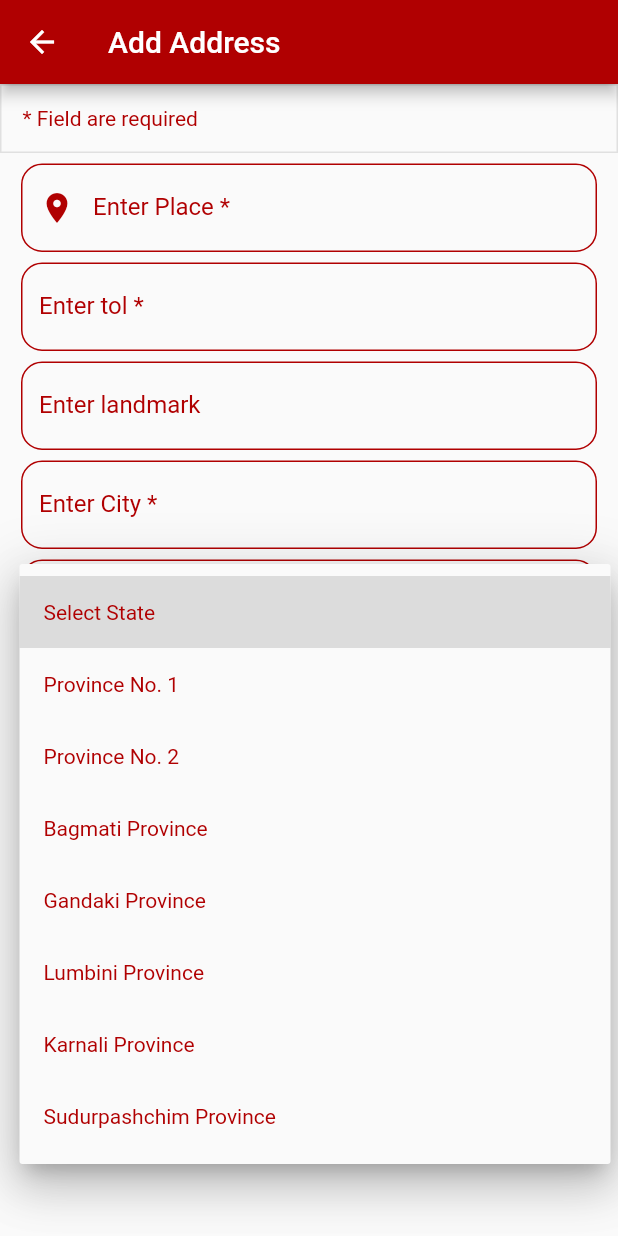
After one commit to subashkhatri36/getx_patthen_rasanmart, a Flutter app: the AddAddressView screen opened by its route, after a tap on "Select State", on a phone screen of 412 x 824 dp. The commit adds this screen. Run offline on Flutter 3.47's test engine with Material 2 defaults, Android fonts, the phone set to English and light mode, and no system bars; our stand-ins replace cached_network_image, carousel_slider, cloud_firestore, dartz, firebase_auth, firebase_core and 7 more; missing offline and left inert: dart:ffi; accounts and stored records are empty.

Commit message:
adding of address and listting address

```diff
--- a/lib/app/Widgets/inputs/text_fields.dart
+++ b/lib/app/Widgets/inputs/text_fields.dart
@@ -15,12 +15,13 @@ class InputField extends StatelessWidget {
       this.iconColor,
       this.textFieldColor,
       this.controller,
+      this.borderColor = Colors.white,
       this.autovalidateMode});
 
   final IconData icon;
   final String hintText;
   final TextInputType textInputType;
-  final Color textFieldColor, iconColor;
+  final Color textFieldColor, iconColor, borderColor;
   final bool obscureText;
   final validator;
   final ValueChanged<String> onFieldSubmitted;
@@ -72,3 +73,71 @@ class InputField extends StatelessWidget {
         borderRadius: BorderRadius.circular(Defaults.defaultfontsize));
   }
 }
+
+class TextInputField extends StatelessWidget {
+  const TextInputField({
+    Key key,
+    @required this.controller,
+    this.texttype,
+    @required this.lable,
+    @required this.hinttext,
+    this.validator,
+    this.onFieldSubmitted,
+    this.icon,
+    this.errortext,
+    this.focus = false,
+  }) : super(key: key);
+
+  final controller;
+  final texttype;
+  final String lable;
+  final String hinttext;
+  final validator;
+  final onFieldSubmitted;
+  final IconData icon;
+  final String errortext;
+  final bool focus;
+
+  @override
+  Widget build(BuildContext context) {
+    return TextFormField(
+      controller: controller,
+      style: TextStyle(color: Theme.of(context).backgroundColor),
+      keyboardType: texttype ?? TextInputType.text,
+      validator: validator ?? null,
+      onFieldSubmitted: onFieldSubmitted ?? null,
+      autofocus: focus,
+      decoration: new InputDecoration(
+        prefixIcon: icon != null
+            ? new Icon(
+                icon,
+                color: Theme.of(context).backgroundColor,
+              )
+            : null,
+        //contentPadding: EdgeInsets.all(default),
+        border: newbuildOutlineInputBorder(context),
+        enabledBorder: newbuildOutlineInputBorder(context),
+        focusColor: Theme.of(context).backgroundColor,
+
+        errorBorder: OutlineInputBorder(
+            borderSide: BorderSide(color: Colors.yellow[300], width: 1),
+            borderRadius: BorderRadius.circular(Defaults.defaultfontsize)),
+
+        labelText: lable,
+        labelStyle: TextStyle(color: Theme.of(context).backgroundColor),
+        hintText: hinttext,
+        errorStyle: TextStyle(color: Colors.red),
+        errorText: errortext,
+        hintStyle: const TextStyle(
+            color: Color(0xFFD32F2F), fontSize: Defaults.defaultfontsize),
+      ),
+    );
+  }
+}
+
+OutlineInputBorder newbuildOutlineInputBorder(BuildContext context) {
+  return OutlineInputBorder(
+      borderSide:
+          BorderSide(color: Theme.of(context).backgroundColor, width: 1),
+      borderRadius: BorderRadius.circular(Defaults.defaultfontsize));
+}
--- a/lib/app/data/account/account_repository.dart
+++ b/lib/app/data/account/account_repository.dart
@@ -152,6 +152,7 @@ class AccountRepositiories implements UserdataProvider {
   Future<Either<String, List<AddressModel>>> getUserAddress(
       String userId) async {
     List<AddressModel> addresses = [];
+    print(userId);
     try {
       await FirebaseFirestore.instance
           .collection('User')
@@ -170,6 +171,7 @@ class AccountRepositiories implements UserdataProvider {
             state: element['state'].toString(),
             tol: element['tol'].toString(),
             zipcode: element['zipcode'].toString(),
+            id: element.id,
           ));
         });
       });
@@ -184,6 +186,8 @@ class AccountRepositiories implements UserdataProvider {
       AddressModel address, String userId) async {
     bool comp = false;
     try {
+      if (address.id == null && address.id.isEmpty) address.id = '';
+
       await FirebaseFirestore.instance
           .collection('User')
           .doc(userId)
--- a/lib/app/data/local_data/get_storage.dart
+++ b/lib/app/data/local_data/get_storage.dart
@@ -14,4 +14,6 @@ class LocalDB {
   String removeFromDB() {
     box.remove('userId');
   }
+
+
 }
--- a/lib/app/modules/account/address_model.dart
+++ b/lib/app/modules/account/address_model.dart
@@ -11,7 +11,8 @@ class AddressModel {
   final String zipcode;
   final String phoneno;
   final String landmark;
-  final bool isSelected;
+   bool isSelected;
+  String id;
 
   AddressModel({
     @required this.place,
@@ -21,9 +22,11 @@ class AddressModel {
     @required this.state,
     @required this.zipcode,
     @required this.phoneno,
-    this.landmark,
+    this.landmark = '',
     @required this.isSelected,
+    this.id,
   });
+  //bool setSelected(bool val) => this.isSelected = val;
 
   Map<String, dynamic> toMap() {
     return {
@@ -48,7 +51,7 @@ class AddressModel {
       state: map['state'],
       zipcode: map['zipcode'],
       phoneno: map['phoneno'],
-      landmark: map['landmark'],
+      landmark: map['landmark'] ?? "",
       isSelected: map['isSelected'],
     );
   }
@@ -86,4 +89,36 @@ class AddressModel {
         landmark.hashCode ^
         isSelected.hashCode;
   }
+
+  @override
+  String toString() {
+    return 'AddressModel(place: $place, tol: $tol, city: $city, muncipalit: $muncipalit, state: $state, zipcode: $zipcode, phoneno: $phoneno, landmark: $landmark, isSelected: $isSelected, id: $id)';
+  }
+
+  String get fullAddress =>
+      landmark.capitalize() +
+      ' ' +
+      tol.capitalize() +
+      ' ' +
+      place +
+      ', ' +
+      city +
+      ', ' +
+      muncipalit +
+      ', ' +
+      state +
+      ',' +
+      zipcode +
+      ' \n' +
+      'Phone : ' +
+      phoneno;
 }
+
+extension StringExtension on String {
+  String capitalize() {
+    if (this[0].isNotEmpty)
+      return "${this[0].toUpperCase()}${this.substring(1)}";
+
+    return '';
+  }
+}
--- a/lib/app/modules/account/controllers/account_controller.dart
+++ b/lib/app/modules/account/controllers/account_controller.dart
@@ -21,10 +21,12 @@ class AccountController extends GetxController {
   var user;
   RxString userImage = 'assets/images/logo.PNG'.obs;
   RxString uId = ''.obs;
+
   RxBool isImageNetwork = false.obs;
   RxBool isImageUploading = false.obs;
   RxBool isLoading = false.obs;
   RxBool isLogOut = true.obs;
+
   RxList<AddressModel> userAddress;
 
   File image;
@@ -42,10 +44,10 @@ class AccountController extends GetxController {
     print(user);
     super.onInit();
     fetchUserInfo();
-    fetchUserAddress();
+     fetchUserAddress();
   }
 
-  void fetchUserAddress() async {
+  Future<void> fetchUserAddress() async {
     List<AddressModel> newuserAddress = [];
 
     Either<String, List<AddressModel>> myAddress =
--- /dev/null
+++ b/lib/app/modules/addAddress/bindings/add_address_binding.dart
@@ -0,0 +1,12 @@
+import 'package:get/get.dart';
+
+import '../controllers/add_address_controller.dart';
+
+class AddAddressBinding extends Bindings {
+  @override
+  void dependencies() {
+    Get.lazyPut<AddAddressController>(
+      () => AddAddressController(),
+    );
+  }
+}
--- /dev/null
+++ b/lib/app/modules/addAddress/controllers/add_address_controller.dart
@@ -0,0 +1,132 @@
+import 'package:dartz/dartz.dart';
+import 'package:firebase_auth/firebase_auth.dart';
+import 'package:flutter/material.dart';
+import 'package:get/get.dart';
+import 'package:rasan_mart/app/Widgets/snakbar.dart';
+import 'package:rasan_mart/app/data/account/account_repository.dart';
+import 'package:rasan_mart/app/data/address/address_repository.dart';
+import 'package:rasan_mart/app/modules/account/address_model.dart';
+import 'package:rasan_mart/app/modules/account/controllers/account_controller.dart';
+import 'package:rasan_mart/app/modules/account/providers/userdata_provider.dart';
+import 'package:rasan_mart/app/modules/addAddress/providers/address_provider.dart';
+import 'package:rasan_mart/app/modules/authentication/controllers/mainauth_controller.dart';
+
+class AddAddressController extends GetxController {
+  TextEditingController cityController = new TextEditingController();
+  TextEditingController landmarkController = new TextEditingController();
+  TextEditingController muncipalityController = new TextEditingController();
+  TextEditingController phonenoController = new TextEditingController();
+  TextEditingController placeController = new TextEditingController();
+  TextEditingController tolController = new TextEditingController();
+  TextEditingController zipcodeController = new TextEditingController();
+
+  final controllerAccount = Get.find<AccountController>();
+
+  UserdataProvider accountRepositiories = AccountRepositiories();
+
+  RxList<AddressModel> newAddress;
+  RxBool isAddressLoad = false.obs;
+
+  AddressProvider addressProvider = AddressRepository();
+
+  final auth = Get.find<MainauthController>().firebaseAuth;
+
+  RxString uId = ''.obs;
+  RxInt selectedIndex = 0.obs;
+
+  List<String> state = [
+    'Select State',
+    'Province No. 1',
+    'Province No. 2',
+    'Bagmati Province',
+    'Gandaki Province',
+    'Lumbini Province',
+    'Karnali Province',
+    'Sudurpashchim Province',
+  ];
+  RxString stateValue = ''.obs;
+
+  @override
+  void onInit() {
+    fetchUserAddress();
+    super.onInit();
+  }
+
+  Future<void> fetchUserAddress() async {
+    isAddressLoad.value = true;
+    List<AddressModel> newuserAddress = [];
+    uId = auth.currentUser.uid.obs;
+    if (uId.isNotEmpty) {
+      Either<String, List<AddressModel>> myAddress =
+          await accountRepositiories.getUserAddress(uId.value);
+      myAddress.fold(
+          (l) => CustomeSnackbar(
+                title: 'Failed',
+                icon: Icon(Icons.warning),
+                message: l.toString(),
+              ), (r) {
+        newuserAddress = r.toList();
+        newAddress = newuserAddress.obs;
+      });
+    }
+    isAddressLoad.value = false;
+  }
+
+  changeList(int changeIndex) {
+    List<AddressModel> temp = newAddress;
+    temp[changeIndex].isSelected = true;
+    temp[selectedIndex.value].isSelected = false;
+    newAddress = temp.obs;
+  }
+
+  Future<bool> saveAddress(String state) async {
+    bool val = false;
+    AddressModel addressModel = new AddressModel(
+      tol: tolController.text,
+      landmark: landmarkController?.text ?? '',
+      place: placeController.text,
+      city: cityController.text,
+      muncipalit: muncipalityController.text,
+      state: state,
+      zipcode: zipcodeController.text,
+      phoneno: phonenoController.text,
+      isSelected: false,
+    );
+    var id = FirebaseAuth.instance.currentUser?.uid ?? "";
+    if (id.isNotEmpty && id != null) {
+      Either<String, String> result =
+          await addressProvider.savedAddress(id, addressModel);
+      result.fold((l) {
+        CustomeSnackbar(
+          title: 'Addresses !',
+          message: 'Failed to Save Address \nCheck your data!.',
+          icon: Icon(Icons.error),
+        );
+      }, (r) {
+        CustomeSnackbar(
+          title: 'Added !',
+          message: 'Successfully Added Address.',
+          icon: Icon(Icons.error),
+        );
+        val = true;
+      });
+    }
+    return val;
+  }
+
+  @override
+  void onReady() {
+    super.onReady();
+  }
+
+  @override
+  void onClose() {
+    cityController.dispose();
+    landmarkController.dispose();
+    muncipalityController.dispose();
+    phonenoController.dispose();
+    placeController.dispose();
+    tolController.dispose();
+    zipcodeController.dispose();
+  }
+}
--- /dev/null
+++ b/lib/app/modules/addAddress/views/add_address_view.dart
@@ -0,0 +1,22 @@
+import 'package:flutter/material.dart';
+
+import 'package:get/get.dart';
+import 'package:rasan_mart/app/modules/addAddress/views/addaddress_widgets.dart';
+import 'package:rasan_mart/app/modules/addAddress/views/view_address_widget.dart';
+
+import '../controllers/add_address_controller.dart';
+
+class AddAddressView extends GetView<AddAddressController> {
+  final bool addAddress = Get.arguments ?? true;
+  final controller = Get.put(AddAddressController());
+  @override
+  Widget build(BuildContext context) {
+    return Scaffold(
+      appBar: AppBar(
+        backgroundColor: Theme.of(context).backgroundColor,
+        title: Text(addAddress ? 'Add Address' : 'View Address'),
+      ),
+      body: addAddress ? AddAddressWidget() : ViewAddressWidget(),
+    );
+  }
+}
--- /dev/null
+++ b/lib/app/modules/addAddress/views/addaddress_widgets.dart
@@ -0,0 +1,185 @@
+import 'package:flutter/material.dart';
+import 'package:flutter/widgets.dart';
+import 'package:get/get.dart';
+import 'package:rasan_mart/app/Widgets/buttons/buttons_widgets.dart';
+import 'package:rasan_mart/app/Widgets/inputs/text_fields.dart';
+import 'package:rasan_mart/app/Widgets/snakbar.dart';
+import 'package:rasan_mart/app/core/constant/default_value.dart';
+import 'package:rasan_mart/app/core/theme/app_theme.dart';
+import 'package:rasan_mart/app/core/utils/validators.dart';
+import 'package:rasan_mart/app/modules/addAddress/controllers/add_address_controller.dart';
+
+class AddAddressWidget extends StatelessWidget {
+  const AddAddressWidget({
+    Key key,
+  }) : super(key: key);
+
+  @override
+  Widget build(BuildContext context) {
+    final controller = Get.find<AddAddressController>();
+    final GlobalKey<FormState> addresskey = GlobalKey<FormState>();
+    bool selectedState = false;
+    String selectedData = '';
+
+    //  List<DropdownMenuItem<String>> _dropDownMenuItems = getDropDownMenuItems();
+    return SingleChildScrollView(
+        child: Form(
+      key: addresskey,
+      child: Column(
+        children: [
+          Container(
+              width: MediaQuery.of(context).size.width,
+              decoration: BoxDecoration(
+                  border: Border.all(color: Themes.lightcounterbtnColor)),
+              padding: EdgeInsets.all(Defaults.defaultfontsize),
+              child: Text(
+                '* Field are required',
+                style: TextStyle(color: Theme.of(context).backgroundColor),
+              )),
+          SizedBox(height: Defaults.defaultfontsize / 2),
+          Container(
+            padding: EdgeInsets.symmetric(horizontal: Defaults.defaultfontsize),
+            child: Column(
+              children: [
+                TextInputField(
+                  focus: true,
+                  controller: controller.placeController,
+                  lable: 'Enter Place *',
+                  hinttext: 'Enter Place',
+                  texttype: TextInputType.text,
+                  icon: Icons.place,
+                  validator: (value) => checkPlace(value),
+                ),
+                SizedBox(height: Defaults.defaultfontsize / 2),
+                TextInputField(
+                  controller: controller.tolController,
+                  lable: 'Enter tol *',
+                  hinttext: 'Enter tol',
+                  texttype: TextInputType.text,
+                  validator: (value) => checkPlace(value),
+                ),
+                SizedBox(height: Defaults.defaultfontsize / 2),
+                TextInputField(
+                  controller: controller.landmarkController,
+                  lable: 'Enter landmark',
+                  hinttext: 'Enter landmark',
+                  texttype: TextInputType.text,
+                  validator: (value) => null,
+                ),
+                SizedBox(height: Defaults.defaultfontsize / 2),
+                TextInputField(
+                  controller: controller.cityController,
+                  lable: 'Enter City *',
+                  hinttext: 'Enter City',
+                  texttype: TextInputType.text,
+                  validator: (value) => checkPlace(value),
+                ),
+                SizedBox(height: Defaults.defaultfontsize / 2),
+                TextInputField(
+                  controller: controller.muncipalityController,
+                  lable: 'Enter Muncipality *',
+                  hinttext: 'Enter Muncipality',
+                  texttype: TextInputType.text,
+                  validator: (value) => checkPlace(value),
+                ),
+                SizedBox(height: Defaults.defaultfontsize / 2),
+                Obx(
+                  () => Container(
+                    width: MediaQuery.of(context).size.width,
+                    height: 50,
+                    padding: EdgeInsets.all(Defaults.defaultfontsize),
+                    decoration: BoxDecoration(
+                        borderRadius:
+                            BorderRadius.circular(Defaults.defaultPadding),
+                        border: Border.all(
+                            color: Theme.of(context).backgroundColor)),
+                    child: DropdownButton<String>(
+                      isExpanded: true,
+                      value: controller.stateValue.value.isEmpty
+                          ? 'Select State'
+                          : controller.stateValue.value,
+                      icon: Icon(
+                        Icons.arrow_drop_down,
+                        color: Theme.of(context).backgroundColor,
+                      ),
+                      iconSize: 30, //this inicrease the size
+                      elevation: 16,
+                      style: TextStyle(color: Colors.red),
+                      underline: Container(),
+                      onChanged: (String newValue) {
+                        controller.stateValue.value = newValue;
+                        selectedData = newValue;
+                        selectedState = true;
+                      },
+                      items: controller.state
+                          .map<DropdownMenuItem<String>>((String value) {
+                        return DropdownMenuItem<String>(
+                          value: value,
+                          child: Text(
+                            value,
+                            style: TextStyle(
+                                color: Theme.of(context).backgroundColor),
+                          ),
+                        );
+                      }).toList(),
+                    ),
+                  ),
+                ),
+                SizedBox(height: Defaults.defaultfontsize / 2),
+                TextInputField(
+                  icon: Icons.code,
+                  validator: (value) => checkCode(value),
+                  controller: controller.zipcodeController,
+                  lable: 'Enter zip code *',
+                  hinttext: 'Enter zip code',
+                  texttype: TextInputType.number,
+                ),
+                SizedBox(height: Defaults.defaultfontsize / 2),
+                TextInputField(
+                  validator: (value) => checkPhone(value),
+                  icon: Icons.phone,
+                  controller: controller.phonenoController,
+                  lable: 'Enter phone No *',
+                  hinttext: 'Enter phone No',
+                  texttype: TextInputType.number,
+                ),
+                SizedBox(height: Defaults.defaultfontsize / 2),
+              ],
+            ),
+          ),
+          Container(
+            width: MediaQuery.of(context).size.width,
+            margin: EdgeInsets.symmetric(horizontal: Defaults.defaultfontsize),
+            child: CustomeTextButton(
+              label: 'Save',
+              onPressed: () async {
+                if (selectedState) {
+                  if (addresskey.currentState.validate()) {
+                    bool val = await controller.saveAddress(selectedData);
+                    if (val) {
+                      Get.back();
+                    }
+                  } else {
+                    CustomeSnackbar(
+                      title: 'Addresses !',
+                      message: 'Failed to Save Address \nCheck your data!.',
+                      icon: Icon(Icons.error),
+                    );
+                  }
+                } else {
+                  CustomeSnackbar(
+                    title: 'Select State !',
+                    message: 'Failed to Save Address \nCheck your data!.',
+                    icon: Icon(Icons.error),
+                  );
+                }
+              },
+              color: Theme.of(context).backgroundColor,
+            ),
+          ),
+          SizedBox(height: Defaults.defaultfontsize / 2),
+        ],
+      ),
+    ));
+  }
+}
--- a/lib/app/routes/app_pages.dart
+++ b/lib/app/routes/app_pages.dart
@@ -2,6 +2,8 @@ import 'package:get/get.dart';
 
 import 'package:rasan_mart/app/modules/account/bindings/account_binding.dart';
 import 'package:rasan_mart/app/modules/account/views/account_view.dart';
+import 'package:rasan_mart/app/modules/addAddress/bindings/add_address_binding.dart';
+import 'package:rasan_mart/app/modules/addAddress/views/add_address_view.dart';
 import 'package:rasan_mart/app/modules/authentication/bindings/authentication_binding.dart';
 import 'package:rasan_mart/app/modules/authentication/views/authentication_view.dart';
 import 'package:rasan_mart/app/modules/cart/bindings/cart_binding.dart';
@@ -77,5 +79,10 @@ class AppPages {
       page: () => ProductCategoryView(),
       binding: ProductCategoryBinding(),
     ),
+    GetPage(
+      name: _Paths.ADD_ADDRESS,
+      page: () => AddAddressView(),
+      binding: AddAddressBinding(),
+    ),
   ];
 }
--- a/lib/app/routes/app_routes.dart
+++ b/lib/app/routes/app_routes.dart
@@ -12,6 +12,7 @@ abstract class Routes {
   static const CART = _Paths.CART;
   static const NOTIFICATIONPAGE = _Paths.NOTIFICATIONPAGE;
   static const PRODUCT_CATEGORY = _Paths.PRODUCT_CATEGORY;
+  static const ADD_ADDRESS = _Paths.ADD_ADDRESS;
 }
 
 abstract class _Paths {
@@ -25,4 +26,5 @@ abstract class _Paths {
   static const CART = '/cart';
   static const NOTIFICATIONPAGE = '/notificationpage';
   static const PRODUCT_CATEGORY = '/product-category';
+  static const ADD_ADDRESS = '/add-address';
 }
```
Also changed, not shown: lib/app/core/utils/validators.dart (+22 -0 lines), lib/app/data/address/address_repository.dart (added, +56 -0 lines), lib/app/modules/account/views/account_view.dart (+24 -6 lines), lib/app/modules/addAddress/providers/address_provider.dart (added, +10 -0 lines), lib/app/modules/addAddress/views/view_address_widget.dart (added, +90 -0 lines).
